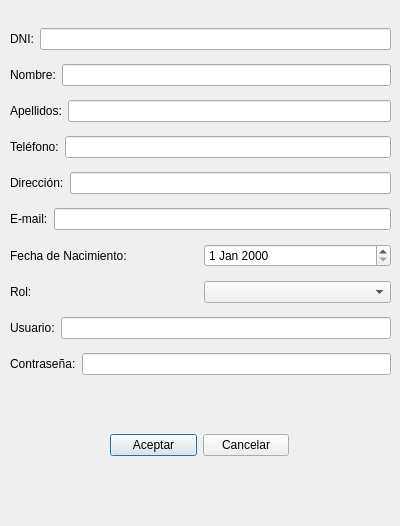
Qt form Programa/Programa_IS/registrarse.ui (NISOS-IS/P-IS-4-definitivo) before a commit.
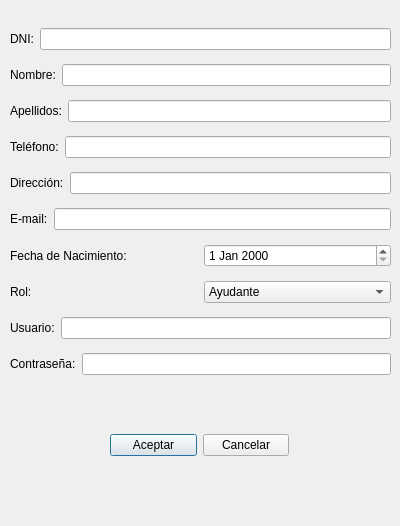
The same form after that commit.

```diff
--- a/Programa/Programa_IS/registrarse.ui
+++ b/Programa/Programa_IS/registrarse.ui
@@ -132,11 +132,6 @@
       </item>
       <item>
        <widget class="QComboBox" name="comboBoxRol">
-        <item>
-         <property name="text">
-          <string/>
-         </property>
-        </item>
         <item>
          <property name="text">
           <string>Ayudante</string>
```
